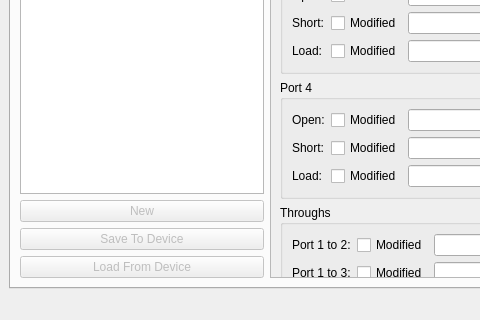
The window that Software/LibreCAL-GUI/main.ui (jankae/LibreCAL) describes before a commit, drawn with Qt 5; both pictures show x 0 to 480 and y 368 to 688 of the 1023 by 688 pixel window.
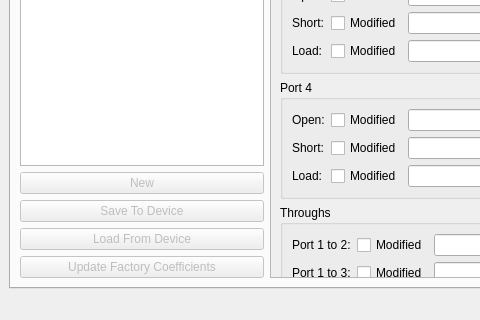
The same window after the commit. The open tabs and pages were chosen to show the change. Icons and pictures are not drawn. Custom widgets are drawn as their Qt base class.

Commit message: option to restore factory coefficients from internet

The edit to the form file:
```diff
--- a/Software/LibreCAL-GUI/main.ui
+++ b/Software/LibreCAL-GUI/main.ui
@@ -303,8 +303,20 @@
                <string>Load From Device</string>
               </property>
               <property name="icon">
-               <iconset theme="view-refresh">
-                <normaloff>.</normaloff>.</iconset>
+               <iconset theme="view-refresh"/>
+              </property>
+             </widget>
+            </item>
+            <item>
+             <widget class="QPushButton" name="updateFactory">
+              <property name="enabled">
+               <bool>false</bool>
+              </property>
+              <property name="text">
+               <string>Update Factory Coefficients</string>
+              </property>
+              <property name="icon">
+               <iconset theme="system-software-update"/>
               </property>
              </widget>
             </item>
```
Left out of the diff: 10 changed lines with no effect on the pictures. The commit also changes 13 other files.
